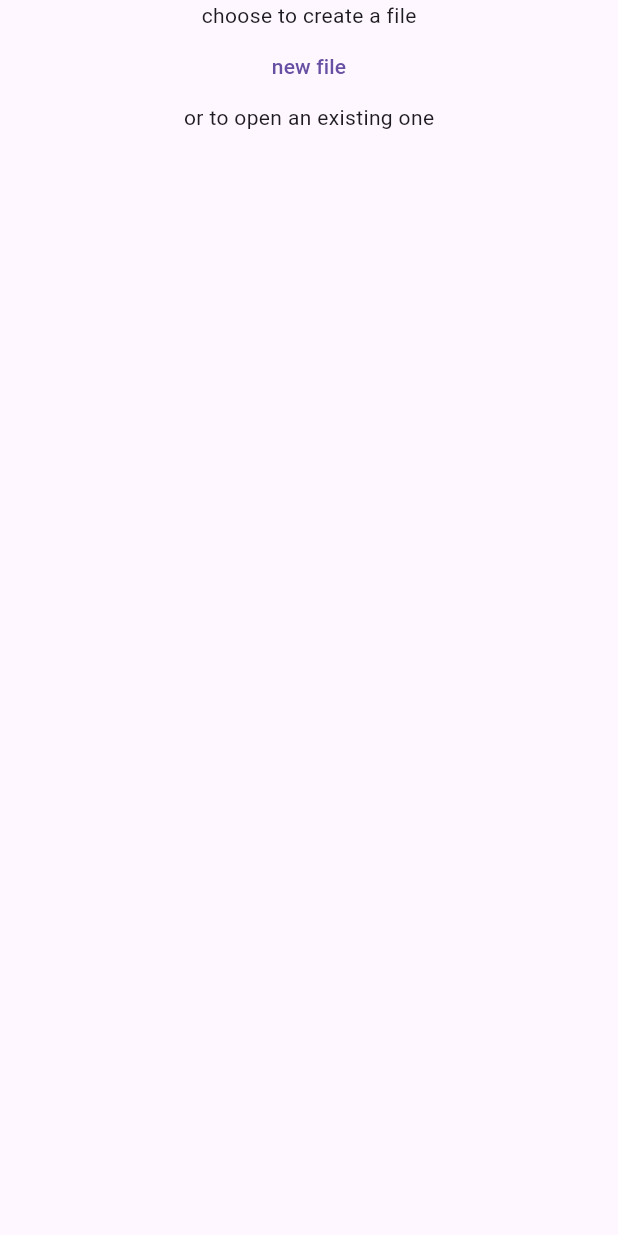
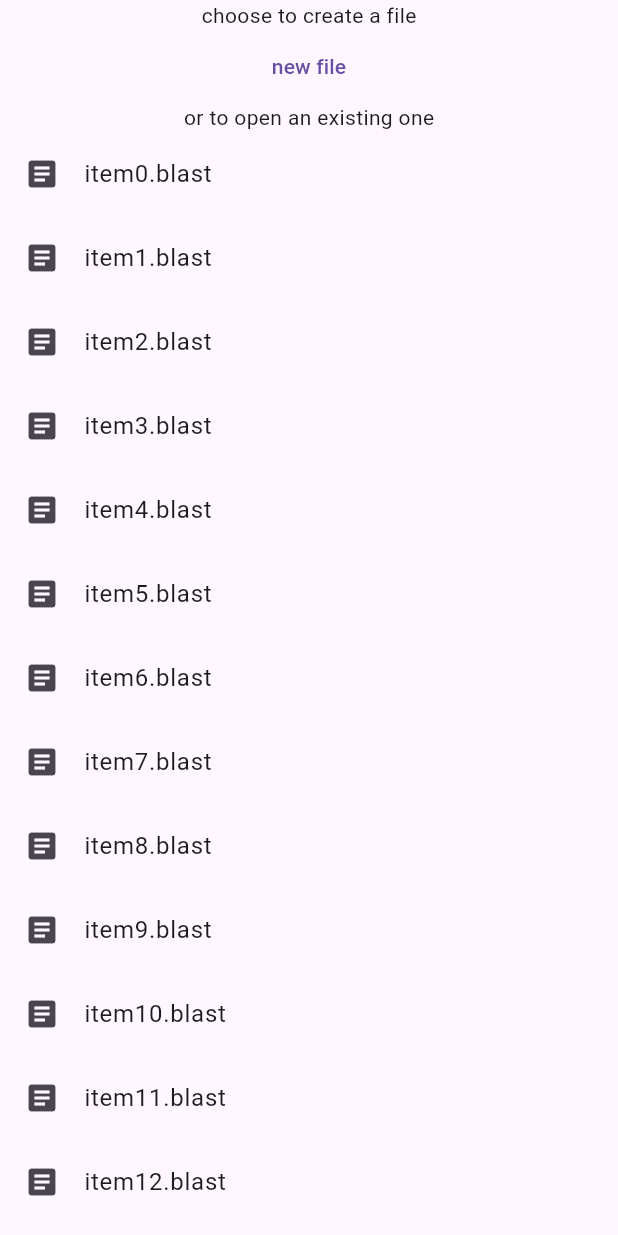
Before and after one commit to nicolgit/blast, a Flutter app: the ChooseFileView screen opened directly, on a phone screen of 412 x 824 dp. Run offline on Flutter 3.47's test engine with Material 2 defaults, Android fonts, the phone set to English and light mode, and no system bars; our stand-ins replace kt_dart.

Commit message:
choose_file_view

```diff
--- a/code/app/blastapp/lib/choose_file_view.dart
+++ b/code/app/blastapp/lib/choose_file_view.dart
@@ -1,5 +1,4 @@
 import 'package:flutter/material.dart';
-import 'package:kt_dart/kt.dart';
 
 class ChooseFileView extends StatelessWidget {
   const ChooseFileView({super.key});
@@ -7,8 +6,8 @@ class ChooseFileView extends StatelessWidget {
   @override
   Widget build(BuildContext context) {
     return Scaffold(
-      body: Center(
-          child: Column(
+        body: Center(
+      child: Column(
         children: [
           const Text('choose to create a file'),
           TextButton(
@@ -18,18 +17,40 @@ class ChooseFileView extends StatelessWidget {
             child: const Text('new file'),
           ),
           const Text('or to open an existing one'),
-/*          ListView(
-            padding: const EdgeInsets.all(6),
-            children: <Widget>[
-              ListTile( title: Text("Battery Full"), leading: Icon(Icons.battery_full), trailing: Icon(Icons.star)),
-              ListTile( title: Text("Anchor"), leading: Icon(Icons.anchor), trailing: Icon(Icons.star)),
-              ListTile( title: Text("Alarm"), leading: Icon(Icons.access_alarm), trailing: Icon(Icons.star)),
-              ListTile( title: Text("Ballot"), leading: Icon(Icons.ballot), trailing: Icon(Icons.star))
-            ],
+          Expanded(
+            child: Container(
+              child: _buildfileList(),
+            ),
           ),
-          */
         ],
-      )),
+      ),
+    ));
+  }
+
+  ListView _buildfileList() {
+    var myList = ListView.builder(
+      itemCount: 100,
+      itemBuilder: (context, index) {
+        return ListTile(
+          leading: const Icon(Icons.article),
+          title: Text('item$index.blast'),
+          onTap: () {
+            AlertDialog(
+                title: Text("hello"),
+                content: Text("world"),
+                actions: <Widget>[
+                  TextButton(
+                    onPressed: () {
+                      Navigator.pop(context);
+                    },
+                    child: const Text('close'),
+                  ),
+                ]);
+          },
+        );
+      },
     );
+
+    return myList;
   }
 }
```
